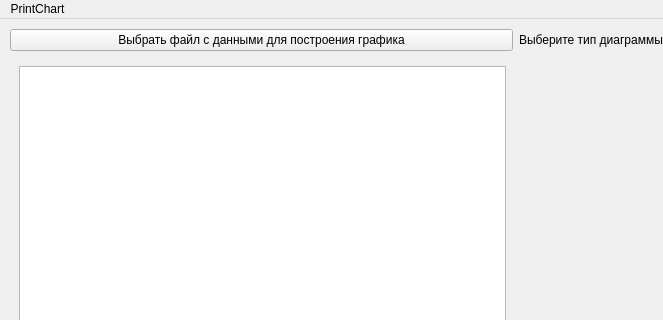
Above: mainwindow.ui from Knikits/Lab_3_1 before the change; both pictures show x 0 to 663 and y 0 to 320 of the 1315 by 793 pixel window. Below: the same form after it.
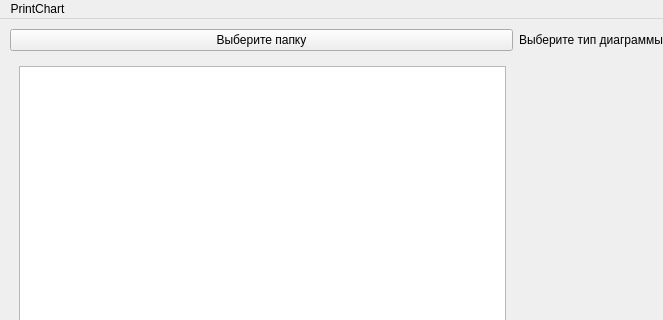
That is the form after the change.

What changed in the file:
```diff
--- a/mainwindow.ui
+++ b/mainwindow.ui
@@ -35,7 +35,7 @@
           </size>
          </property>
          <property name="text">
-          <string>Выбрать файл с данными для построения графика</string>
+          <string>Выберите папку</string>
          </property>
         </widget>
        </item>
```
